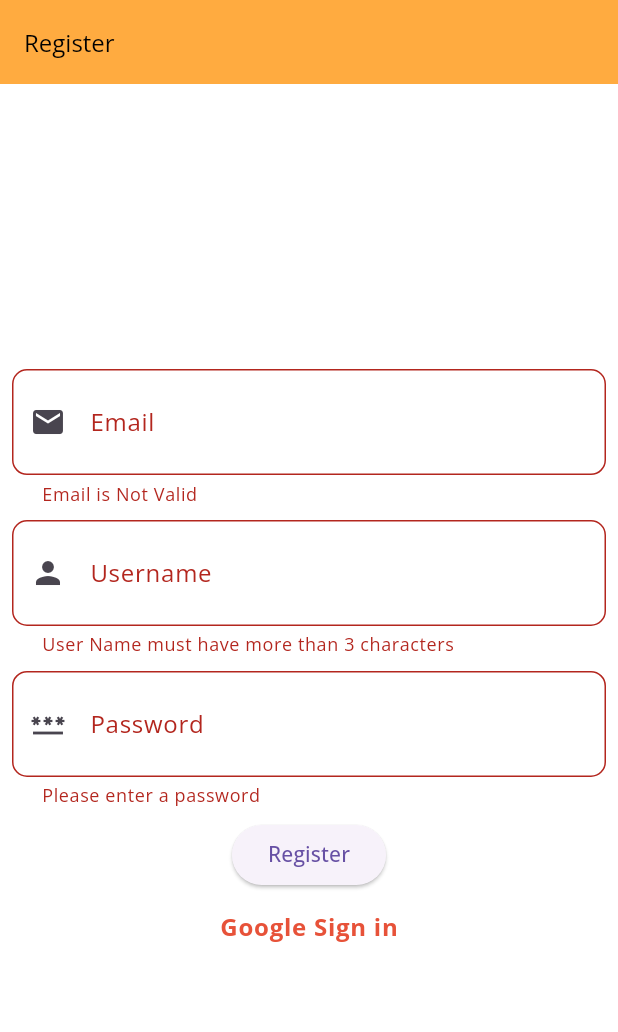
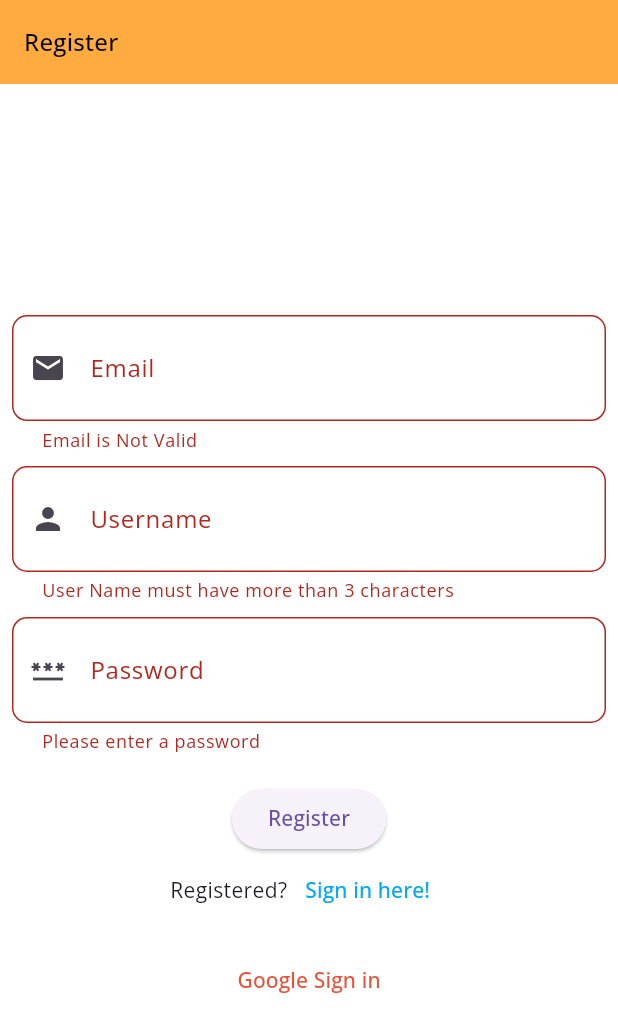
Before and after one commit to beem9/connect_app, a Flutter app: the screen it shows after launch, after a tap on "Register", on a phone screen of 412 x 824 dp. Shown: the top 1032 px of the screen. Run offline on Flutter 3.47's test engine with Material 3 defaults, Android fonts, the phone set to English and light mode, and no system bars; our stand-ins replace cloud_firestore, firebase_auth, firebase_core, flutter_riverpod, go_router, google_fonts and 1 more; accounts and stored records are empty; generated files the repository leaves out were written again.

Commit message:
Finished task

```diff
--- a/lib/app/config/routes/my_named_routes.dart
+++ b/lib/app/config/routes/my_named_routes.dart
@@ -6,4 +6,5 @@ abstract class MyNamedRoutes {
   static const chatDetails = 'chatDetails';
   static const profile = 'profile';
   static const editProfile = 'editProfile';
+  static const home = 'home';
 }
--- a/lib/app/config/routes/router.dart
+++ b/lib/app/config/routes/router.dart
@@ -1,4 +1,5 @@
 import 'package:connect_app/app/config/routes/my_named_routes.dart';
+import 'package:connect_app/app/features/auth/views/homepage.dart';
 import 'package:connect_app/app/features/auth/views/login.dart';
 import 'package:connect_app/app/features/auth/views/register.dart';
 import 'package:connect_app/app/features/auth/views/splashscreen.dart';
@@ -46,6 +47,15 @@ abstract class AppRouter {
           child: RegisterScreen(),
         ),
       ),
+      GoRoute(
+        parentNavigatorKey: rootNavigatorKey,
+        path: "/${MyNamedRoutes.home}",
+        name: MyNamedRoutes.home,
+        pageBuilder: (context, state) => NoTransitionPage(
+          key: state.pageKey,
+          child: HomePage(),
+        ),
+      ),
     ],
     errorBuilder: errorWidget,
   );
--- a/lib/app/features/auth/domain/helper/auth_validators.dart
+++ b/lib/app/features/auth/domain/helper/auth_validators.dart
@@ -34,7 +34,7 @@ class AuthValidators {
       } else if (strength == 4) {
         return 'Strong password';
       } else {
-        return 'Very strong password';
+        return null;
       }
     }
   }
--- a/lib/app/features/auth/domain/providers/auth_providers.dart
+++ b/lib/app/features/auth/domain/providers/auth_providers.dart
@@ -20,7 +20,7 @@ final authControllerProvider =
 final authStateProvider = StreamProvider<User?>((ref) {
   final authRepository = ref.watch(authRepositoryProvider);
   ref.read(authControllerProvider);
-  return authRepository.authStateChanged;
+  return authRepository.authStateChanges;
 });
 final checkIfAuthinticated =
     FutureProvider((ref) => ref.watch(authStateProvider));
--- a/lib/app/features/auth/views/register.dart
+++ b/lib/app/features/auth/views/register.dart
@@ -1,27 +1,29 @@
-import 'package:connect_app/app/config/routes/router.dart';
+import 'package:connect_app/app/config/routes/my_named_routes.dart';
 import 'package:connect_app/app/config/theme/my_colors.dart';
 import 'package:connect_app/app/core/extensions/build_context_extension.dart';
 import 'package:connect_app/app/features/auth/domain/providers/auth_providers.dart';
 import 'package:connect_app/app/features/auth/widgets/my_forms_widget.dart';
 import 'package:flutter/material.dart';
 import 'package:flutter_riverpod/flutter_riverpod.dart';
+import 'package:go_router/go_router.dart';
 
 class RegisterScreen extends ConsumerWidget {
   RegisterScreen({super.key});
 
-  final GlobalKey<FormState> formKey = GlobalKey<FormState>();
+  final formKey = GlobalKey<FormState>();
+
   @override
   Widget build(BuildContext context, WidgetRef ref) {
-    //add widgetref to convert from stateless widget to consumer widget
-    final authController = ref.read(authControllerProvider.notifier);
-    final formsProvider = ref.watch(authFormController);
+    final authProvider = ref.read(authControllerProvider.notifier);
+    final fieldValues = ref.watch(authFormController);
+
     return Scaffold(
-        resizeToAvoidBottomInset: true,
       appBar: AppBar(
         title: Text(
-            (context.translate.register),
-            style: context.textTheme.headlineMedium
-                ?.copyWith(fontSize: 16, color: MyColors.black),
+          context.translate.register,
+          style: context.theme.textTheme.titleMedium?.copyWith(
+            color: MyColors.black,
+          ),
         ),
         backgroundColor: Colors.orangeAccent,
       ),
@@ -29,27 +31,44 @@ class RegisterScreen extends ConsumerWidget {
         mainAxisAlignment: MainAxisAlignment.center,
         children: [
           MyAuthFormState(formKey: formKey),
+          const SizedBox(
+            height: 12,
+          ),
           ElevatedButton(
               onPressed: () {
                 if (formKey.currentState?.validate() == true) {
-                    authController.register(
-                        email: formsProvider.email,
-                        userName: formsProvider.userName,
-                        password: formsProvider.password);
+                  authProvider.register(
+                      email: fieldValues.email,
+                      userName: fieldValues.userName,
+                      password: fieldValues.password);
+                  context.pushNamed(MyNamedRoutes.login);
                 }
               },
               child: Text(context.translate.register)),
+          Row(
+            mainAxisAlignment: MainAxisAlignment.center,
+            children: [
+              const Text("Registered?"),
               TextButton(
                   onPressed: () {
-                authController.googleSign();
+                    context.pushNamed(MyNamedRoutes.login);
                   },
-              child: Text(
-                (context.translate.googleSign),
-                style: context.textTheme.bodyLarge?.copyWith(
-                    fontWeight: FontWeight.bold, color: MyColors.primary_500),
+                  child: const Text(
+                    "Sign in here!",
+                    style: TextStyle(color: Colors.lightBlue),
+                  ))
+            ],
           ),
-            )
+          const SizedBox(
+            height: 12,
+          ),
+          TextButton(
+              onPressed: () {
+                authProvider.signInWithGoogle();
+              },
+              child: Text(context.translate.googleSign)),
         ],
-        ));
+      ),
+    );
   }
 }
--- a/lib/app/features/auth/views/splashscreen.dart
+++ b/lib/app/features/auth/views/splashscreen.dart
@@ -1,4 +1,6 @@
 import 'package:connect_app/app/config/routes/my_named_routes.dart';
+import 'package:connect_app/app/config/theme/my_colors.dart';
+import 'package:connect_app/app/core/extensions/build_context_extension.dart';
 import 'package:connect_app/app/features/auth/domain/providers/auth_providers.dart';
 import 'package:firebase_auth/firebase_auth.dart';
 import 'package:flutter/material.dart';
@@ -12,6 +14,15 @@ class SplashScreen extends ConsumerWidget {
   Widget build(BuildContext context, WidgetRef ref) {
     final checkIfAuth = ref.watch(checkIfAuthinticated);
     return Scaffold(
+      appBar: AppBar(
+        title: Text(
+          'splashscreen',
+          style: context.theme.textTheme.titleMedium?.copyWith(
+            color: MyColors.black,
+          ),
+        ),
+        backgroundColor: Colors.orangeAccent,
+      ),
       body: checkIfAuth.when(data: (AsyncValue<User?> data) {
         if (data.value?.uid != null) {
           /*
@@ -22,7 +33,7 @@ class SplashScreen extends ConsumerWidget {
           ensuring the UI is fully updated and the correct dimensions are available
           */
           WidgetsBinding.instance.addPostFrameCallback((timeStamp) {
-            context.goNamed(MyNamedRoutes.login);
+            context.goNamed(MyNamedRoutes.home);
           });
         } else {
           WidgetsBinding.instance.addPostFrameCallback((timeStamp) {
```
Also changed, not shown: lib/app/features/auth/domain/providers/controller/auth_controller.dart (+66 -19 lines), lib/app/features/auth/domain/repo/auth_repo.dart (+75 -38 lines), lib/app/features/auth/views/homepage.dart (added, +28 -0 lines), lib/app/features/auth/views/login.dart (+45 -18 lines). Lines whose indentation alone changed are shown as unchanged.
